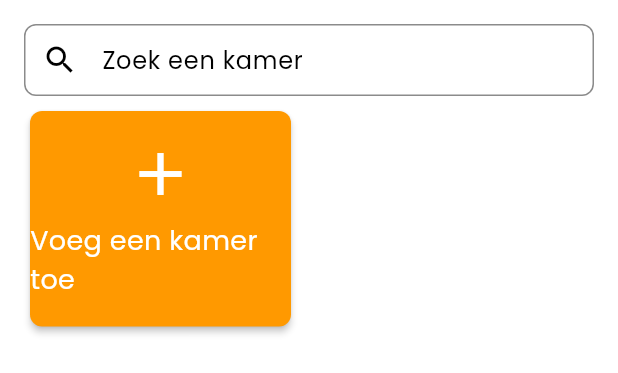
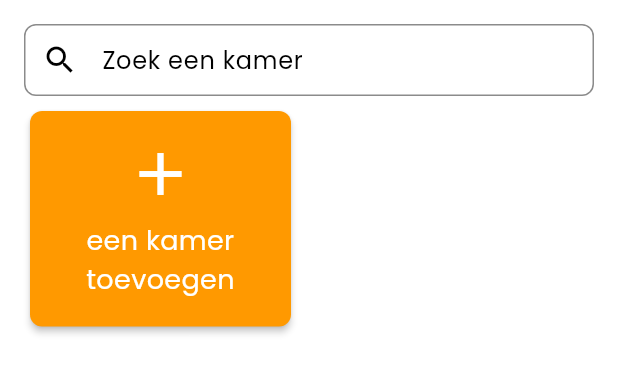
Before and after one commit to KempDewulf/envirosense-app, a Flutter app: the ItemGridPage widget shown alone on an empty page, opened directly with empty values, on a phone screen of 412 x 824 dp. Shown: the top 373 px of the screen. Run offline on Flutter 3.47's test engine with Material 3 defaults, Android fonts, the phone set to English and light mode, and no system bars; our stand-ins replace connectivity_plus, dotted_border, firebase_auth, firebase_core, firebase_messaging, flutter_dotenv and 5 more; missing offline and left inert: mobile_scanner; accounts and stored records are empty; generated files the repository leaves out were written again; network calls fail.

Commit message:
feat: update Dutch localization for addTypedEntity and center align title in AddItemCard widget

```diff
--- a/lib/l10n/app_nl.arb
+++ b/lib/l10n/app_nl.arb
@@ -158,5 +158,5 @@
     "removeRoomSuccess": "Kamer succesvol verwijderd",
     "removeRoomError": "Verwijderen kamer mislukt. Probeer het later opnieuw",
     "searchTypedEntity": "Zoek een {type}",
-    "addTypedEntity": "Voeg een {type} toe"
+    "addTypedEntity": "een {type} toevoegen"
 }
--- a/lib/presentation/widgets/cards/add_item_card.dart
+++ b/lib/presentation/widgets/cards/add_item_card.dart
@@ -37,6 +37,7 @@ class AddItemCard extends StatelessWidget {
               const SizedBox(height: 8),
               Text(
                 title,
+                textAlign: TextAlign.center,
                 style: TextStyle(
                   fontSize: 18,
                   color: textColor,
```
